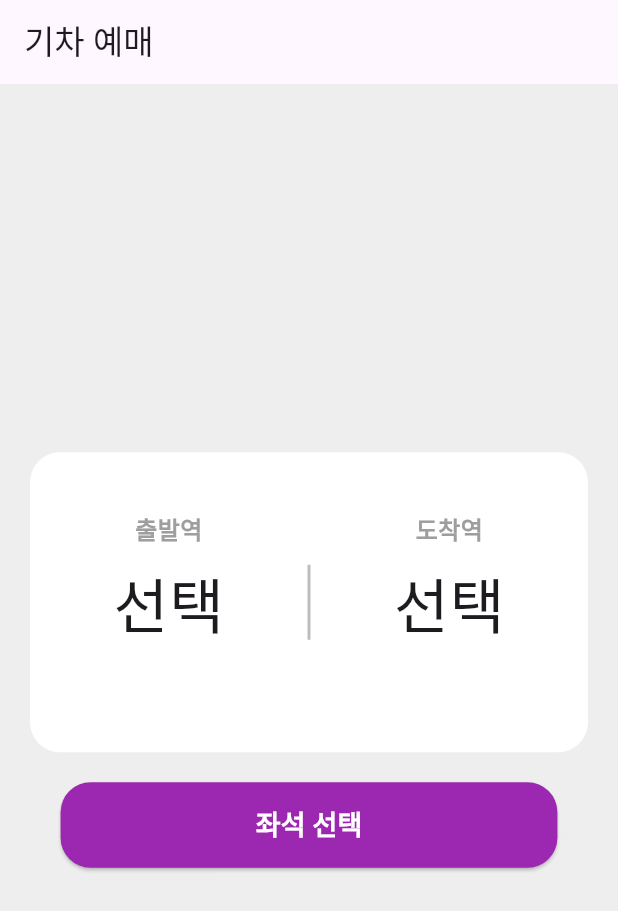
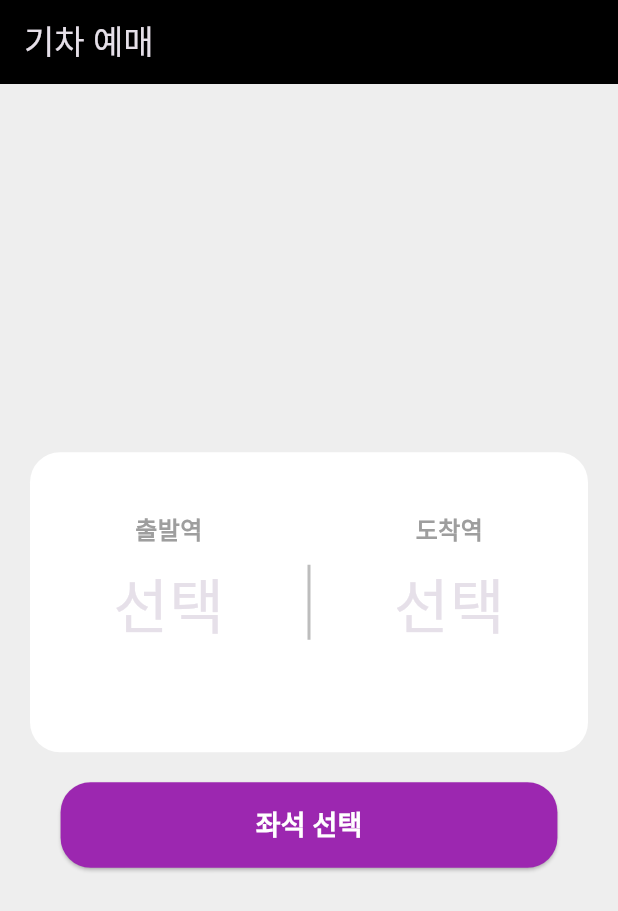
Before and after one commit to kdy5487/flutter_train_app, a Flutter app: the screen it shows after launch, on a phone screen of 412 x 824 dp. Shown: the top 911 px of the screen. Run offline on Flutter 3.47's test engine with Material 3 defaults, Android fonts, the phone set to English and light mode, and no system bars.

Commit message:
feat: 도전기능(다크모드추가)

```diff
--- a/lib/main.dart
+++ b/lib/main.dart
@@ -11,7 +11,14 @@ class MyApp extends StatelessWidget {
   @override
   Widget build(BuildContext context) {
     return MaterialApp(
-      home: HomePage(), //첫 실행로 홈 페이지
+      themeMode: ThemeMode.dark, // 다크 테마로 시작
+      darkTheme: ThemeData.dark().copyWith(
+        scaffoldBackgroundColor: Colors.black, // 배경색을 다크 테마에 맞게 설정
+        appBarTheme: AppBarTheme(
+          backgroundColor: Colors.black, // 앱바 색상 다크 테마에 맞게 설정
+        ),
+      ),
+      home: HomePage(), // 첫 실행으로 홈 페이지
     );
   }
 }
```
